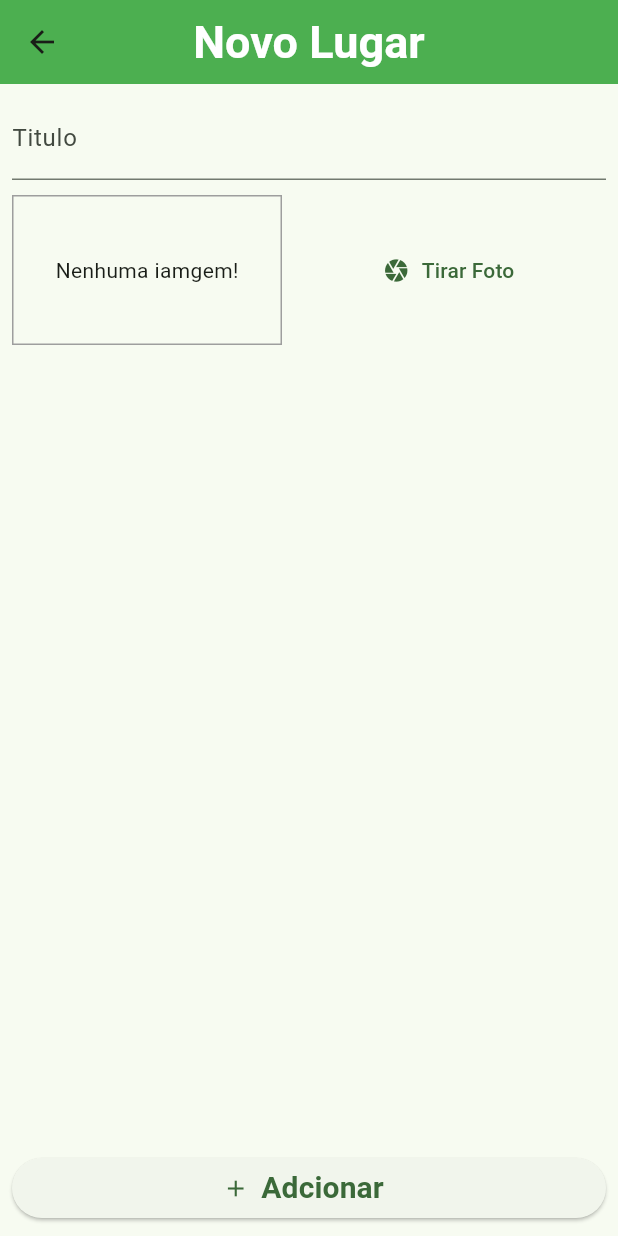
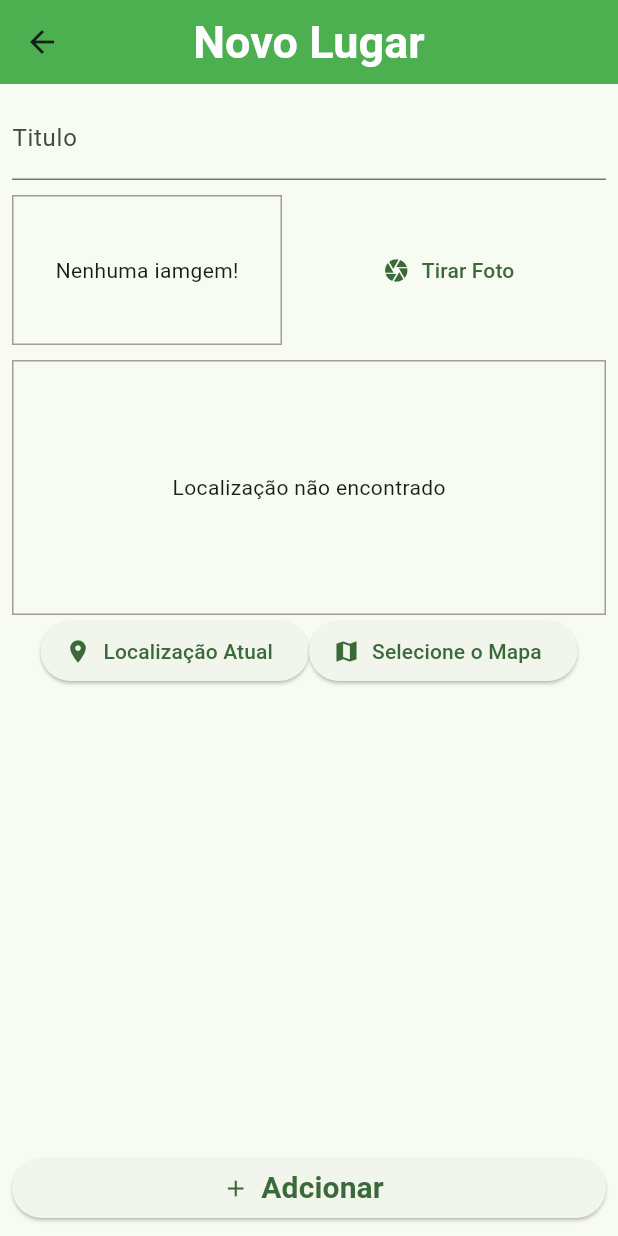
Before and after one commit to absjuniordev/Mylocal, a Flutter app: the PlacesFormScreen screen opened by its route, on a phone screen of 412 x 824 dp. Run offline on Flutter 3.47's test engine with Material 3 defaults, Android fonts, the phone set to English and light mode, and no system bars; our stand-ins replace image_picker, sqflite; accounts and stored records are empty.

Commit message:
Criação do componente do mapa

```diff
--- a/lib/src/providers/great_places.dart
+++ b/lib/src/providers/great_places.dart
@@ -1,8 +1,6 @@
 import 'dart:io';
 import 'dart:math';
-
 import 'package:flutter/material.dart';
-
 import '../db/db.dart';
 import '../model/place.dart';
 
--- a/lib/src/screens/places_form_screen.dart
+++ b/lib/src/screens/places_form_screen.dart
@@ -2,6 +2,7 @@ import 'dart:io';
 import 'package:flutter/material.dart';
 import 'package:my_local/src/providers/great_places.dart';
 import 'package:my_local/src/widgets/image_input.dart';
+import 'package:my_local/src/widgets/location_input.dart';
 import 'package:provider/provider.dart';
 
 class PlacesFormScreen extends StatefulWidget {
@@ -50,7 +51,9 @@ class _PlacesFormScreenState extends State<PlacesFormScreen> {
                       ),
                     ),
                     const SizedBox(height: 10),
-                    ImageInput(onSelectImage: _selecteImage)
+                    ImageInput(onSelectImage: _selecteImage),
+                    const SizedBox(height: 10),
+                    const LocationInput()
                   ],
                 ),
               ),
--- /dev/null
+++ b/lib/src/widgets/location_input.dart
@@ -0,0 +1,52 @@
+import 'package:flutter/material.dart';
+
+class LocationInput extends StatefulWidget {
+  const LocationInput({super.key});
+
+  @override
+  State<LocationInput> createState() => _LocationInputState();
+}
+
+class _LocationInputState extends State<LocationInput> {
+  String? _previewImageUrl;
+  @override
+  Widget build(BuildContext context) {
+    return Column(
+      children: [
+        Container(
+          height: 170,
+          width: double.infinity,
+          alignment: Alignment.center,
+          decoration: BoxDecoration(
+            border: Border.all(
+              width: 1,
+              color: Colors.grey,
+            ),
+          ),
+          child: _previewImageUrl == null
+              ? const Text("Localização não encontrado")
+              : Image.network(
+                  _previewImageUrl!,
+                  fit: BoxFit.cover,
+                  width: double.infinity,
+                ),
+        ),
+        Row(
+          mainAxisAlignment: MainAxisAlignment.center,
+          children: [
+            ElevatedButton.icon(
+              onPressed: () {},
+              icon: const Icon(Icons.location_on),
+              label: const Text("Localização Atual"),
+            ),
+            ElevatedButton.icon(
+              onPressed: () {},
+              icon: const Icon(Icons.map),
+              label: const Text("Selecione o Mapa"),
+            ),
+          ],
+        )
+      ],
+    );
+  }
+}
--- a/pubspec.yaml
+++ b/pubspec.yaml
@@ -36,6 +36,7 @@ dependencies:
   path_provider: ^2.1.3
   path: ^1.8.3
   sqflite:
+  location: ^5.0.0
 
 
 
```
Also changed, not shown: pubspec.lock, 3 other files.
